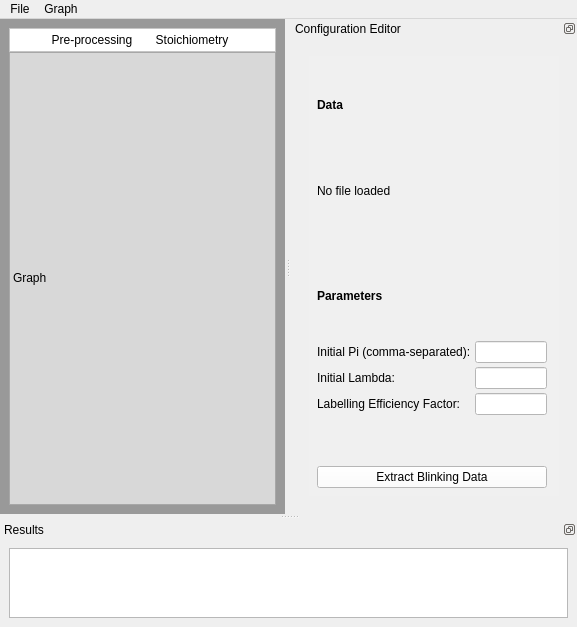
Above: main.ui from thericshi/protein-stoichiometry-quantifier before the change. Below: the same form after it.
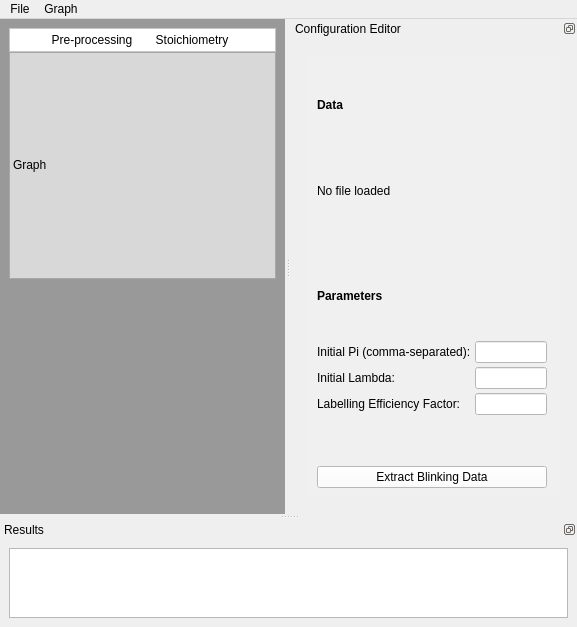
That is the form after the change. The open tabs and pages were chosen to show the change.

Commit message: removed mayavi due to pyinstaller compatibility issue and added plotting of blinking data

Diff of the .ui file:
```diff
--- a/main.ui
+++ b/main.ui
@@ -264,6 +264,9 @@
              </property>
              <item>
               <widget class="QLabel" name="label_11">
+               <property name="enabled">
+                <bool>true</bool>
+               </property>
                <property name="styleSheet">
                 <string notr="true">background-color: rgb(216, 216, 216);</string>
                </property>
@@ -280,6 +283,27 @@
                <property name="spacing">
                 <number>0</number>
                </property>
+               <item>
+                <widget class="QWidget" name="blinkGraph" native="true">
+                 <layout class="QVBoxLayout" name="verticalLayout_11">
+                  <property name="spacing">
+                   <number>0</number>
+                  </property>
+                  <property name="leftMargin">
+                   <number>0</number>
+                  </property>
+                  <property name="topMargin">
+                   <number>0</number>
+                  </property>
+                  <property name="rightMargin">
+                   <number>0</number>
+                  </property>
+                  <property name="bottomMargin">
+                   <number>0</number>
+                  </property>
+                 </layout>
+                </widget>
+               </item>
               </layout>
              </item>
             </layout>
```
Left out of the diff: 2 changed lines with no effect on the pictures. The commit also changes 1 other file.
